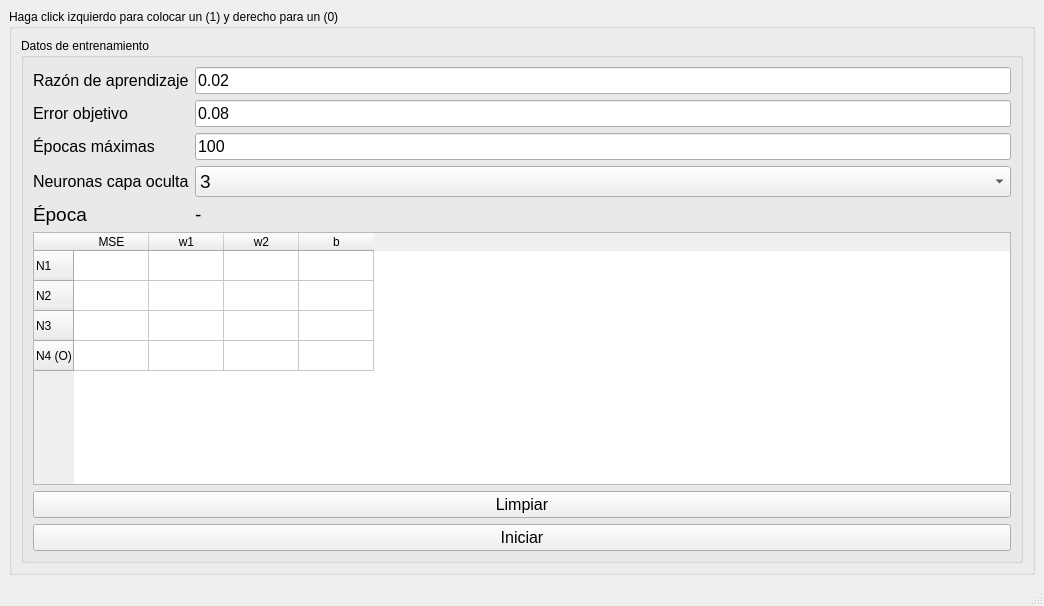
Before: the Qt Designer form RedNeuronalMulticapa/mainwindow.ui in FFahrenheit/PracticasIA, drawn with Qt 5.
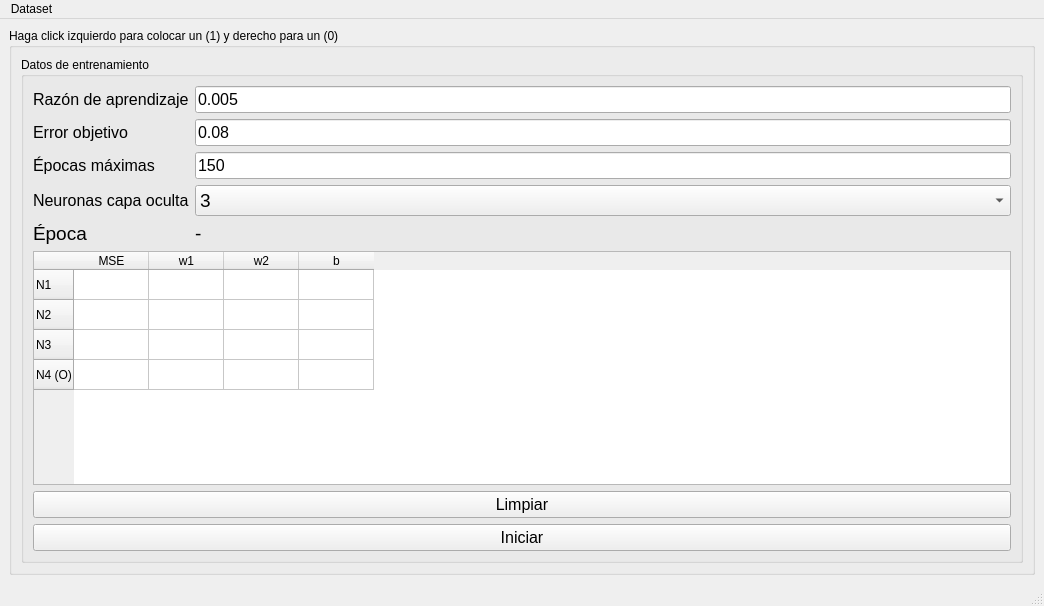
After: the same form once the commit is applied.

Commit message: Agregados datasets de prueba

Diff of the .ui file:
```diff
--- a/RedNeuronalMulticapa/mainwindow.ui
+++ b/RedNeuronalMulticapa/mainwindow.ui
@@ -38,7 +38,7 @@
              </font>
             </property>
             <property name="text">
-             <string>0.02</string>
+             <string>0.005</string>
             </property>
            </widget>
           </item>
@@ -211,7 +211,7 @@
              </font>
             </property>
             <property name="text">
-             <string>100</string>
+             <string>150</string>
             </property>
            </widget>
           </item>
@@ -350,6 +350,14 @@
      <height>22</height>
     </rect>
    </property>
+   <widget class="QMenu" name="menuGuardar_dataset">
+    <property name="title">
+     <string>Dataset</string>
+    </property>
+    <addaction name="actionGuardar_dataset"/>
+    <addaction name="actionAbrir_dataset"/>
+   </widget>
+   <addaction name="menuGuardar_dataset"/>
   </widget>
   <widget class="QStatusBar" name="statusbar"/>
  </widget>
```
Left out of the diff: 10 changed lines with no effect on the pictures. The commit also changes 5 other files.
